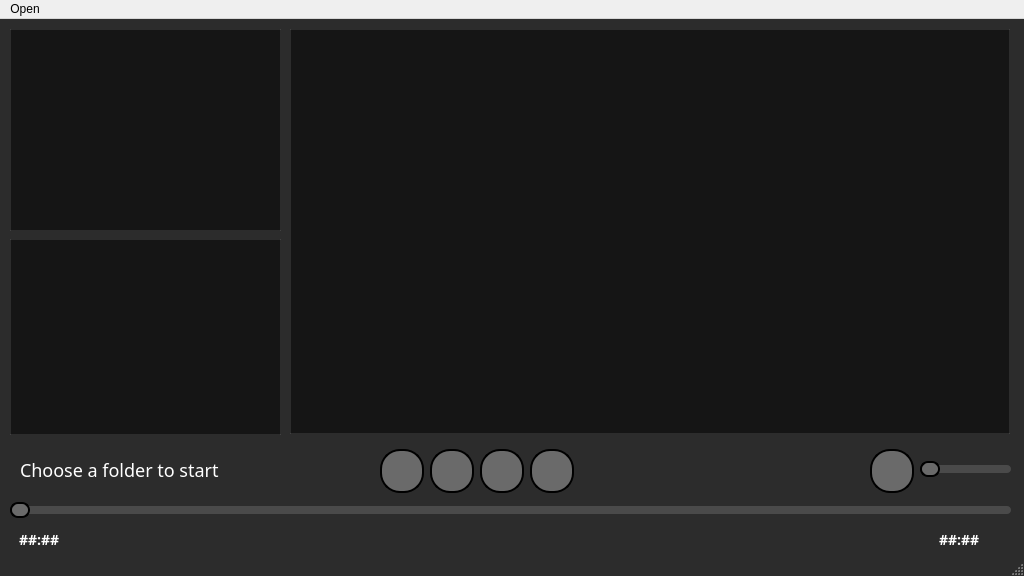
This is music-player-qt/mainwindow.ui in juangonzalez22/music-player-qt as Qt 5 draws it before an edit. The edited form follows.
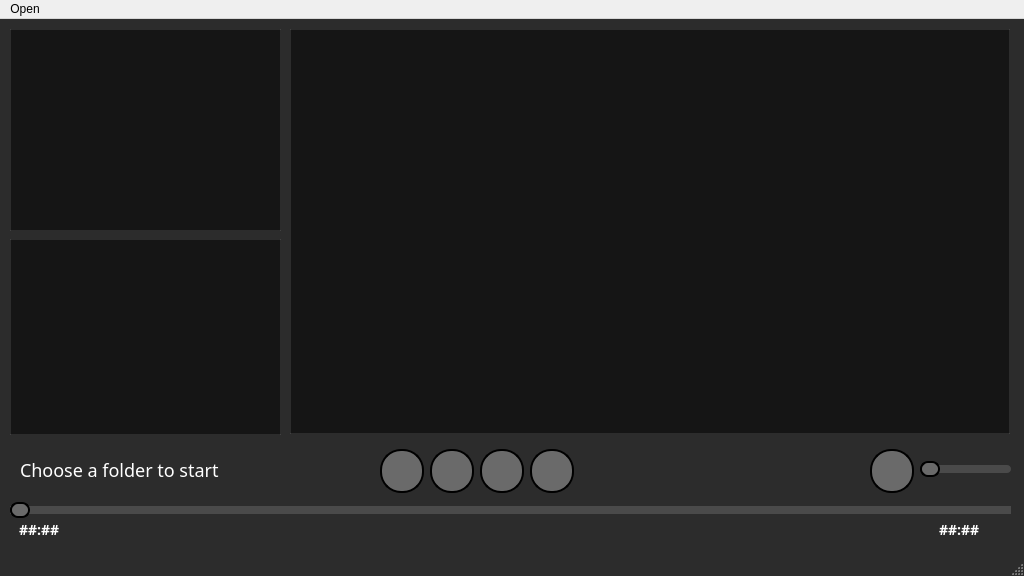
This is the edited form.

Diff of the .ui file:
```diff
--- a/music-player-qt/mainwindow.ui
+++ b/music-player-qt/mainwindow.ui
@@ -56,7 +56,7 @@
     </property>
     <property name="styleSheet">
      <string notr="true">QPushButton {
-    border-radius: 20px;  /* Hace que los bordes del botón sean redondeados */
+    border-radius: 21px;  /* Hace que los bordes del botón sean redondeados */
     min-width: 40px;      /* Establece el ancho mínimo del botón */
     max-width: 40px;      /* Establece el ancho máximo del botón */
     min-height: 40px;     /* Establece la altura mínima del botón */
@@ -68,10 +68,10 @@
 QPushButton:pressed {
     background-color: #555555;  /* Color ligeramente más oscuro cuando se presiona */
 }
-
 QPushButton:hover {
     background-color: #C0C0C0; /* Color cuando se pasa el mouse */
-}</string>
+}
+</string>
     </property>
     <property name="text">
      <string/>
@@ -93,7 +93,7 @@
     </property>
     <property name="styleSheet">
      <string notr="true">QPushButton {
-    border-radius: 20px;  /* Hace que los bordes del botón sean redondeados */
+    border-radius: 21px;  /* Hace que los bordes del botón sean redondeados */
     min-width: 40px;      /* Establece el ancho mínimo del botón */
     max-width: 40px;      /* Establece el ancho máximo del botón */
     min-height: 40px;     /* Establece la altura mínima del botón */
@@ -105,10 +105,10 @@
 QPushButton:pressed {
     background-color: #555555;  /* Color ligeramente más oscuro cuando se presiona */
 }
-
 QPushButton:hover {
     background-color: #C0C0C0; /* Color cuando se pasa el mouse */
-}</string>
+}
+</string>
     </property>
     <property name="text">
      <string/>
@@ -131,7 +131,7 @@
 QSlider::groove:horizontal {
     background: #4A4A4A; /* Color de la pista del slider */
     height: 8px; /* Altura de la pista */
-    border-radius: 4px; /* Bordes redondeados de la pista */
+    border-radius: 21px; /* Bordes redondeados de la pista */
 }
 
 QSlider::sub-page:horizontal {
@@ -228,7 +228,7 @@
     </property>
     <property name="styleSheet">
      <string notr="true">QPushButton {
-    border-radius: 20px;  /* Hace que los bordes del botón sean redondeados */
+    border-radius: 21px;  /* Hace que los bordes del botón sean redondeados */
     min-width: 40px;      /* Establece el ancho mínimo del botón */
     max-width: 40px;      /* Establece el ancho máximo del botón */
     min-height: 40px;     /* Establece la altura mínima del botón */
@@ -242,7 +242,8 @@
 }
 QPushButton:hover {
     background-color: #C0C0C0; /* Color cuando se pasa el mouse */
-}</string>
+}
+</string>
     </property>
     <property name="text">
      <string/>
@@ -290,7 +291,7 @@
     <property name="geometry">
      <rect>
       <x>10</x>
-      <y>510</y>
+      <y>500</y>
       <width>111</width>
       <height>21</height>
      </rect>
@@ -328,7 +329,7 @@
     <property name="geometry">
      <rect>
       <x>930</x>
-      <y>510</y>
+      <y>500</y>
       <width>81</width>
       <height>21</height>
      </rect>
@@ -381,7 +382,7 @@
     </property>
     <property name="styleSheet">
      <string notr="true">QPushButton {
-    border-radius: 20px;  /* Hace que los bordes del botón sean redondeados */
+    border-radius: 21px;  /* Hace que los bordes del botón sean redondeados */
     min-width: 40px;      /* Establece el ancho mínimo del botón */
     max-width: 40px;      /* Establece el ancho máximo del botón */
     min-height: 40px;     /* Establece la altura mínima del botón */
@@ -419,7 +420,7 @@
     </property>
     <property name="styleSheet">
      <string notr="true">QPushButton {
-    border-radius: 20px;  /* Hace que los bordes del botón sean redondeados */
+    border-radius: 21px;  /* Hace que los bordes del botón sean redondeados */
     min-width: 40px;      /* Establece el ancho mínimo del botón */
     max-width: 40px;      /* Establece el ancho máximo del botón */
     min-height: 40px;     /* Establece la altura mínima del botón */
```
Left out of the diff: 2 changed lines with no effect on the pictures.
